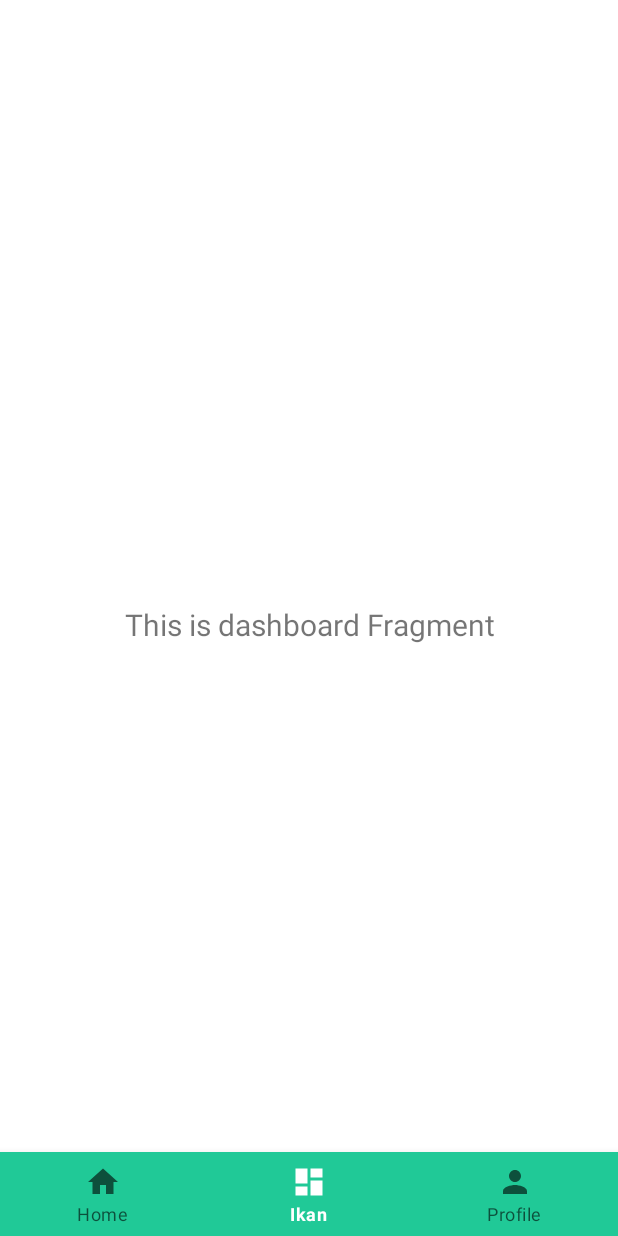
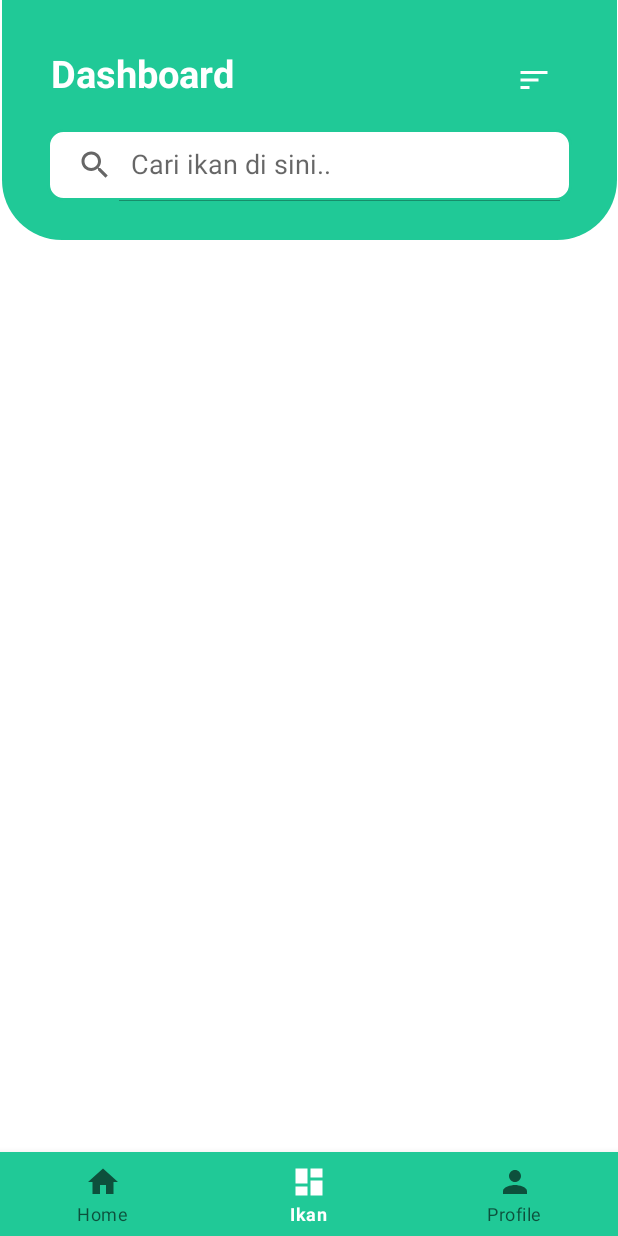
Before and after one commit to lalabib/I-Can, an Android app: the DashboardFragment screen opened through its navigation route, on a phone screen of 412 x 824 dp. Run offline under Robolectric (Android 15) with nearby library versions, the phone set to English and light mode, and no system bars; our stand-ins replace navigation-ui; libraries missing offline, so code that uses them is left out: com.denzcoskun.imageslider; 6 statements that could not run were skipped.

Commit message:
fragment_dashboard: initial layout set custom heeader, initial content_dashboard layout and included them to fragment_dashboard

```diff
--- /dev/null
+++ b/app/src/main/res/drawable/ic_sort.xml
@@ -0,0 +1,5 @@
+<vector android:autoMirrored="true" android:height="24dp"
+    android:tint="#ffffff" android:viewportHeight="24"
+    android:viewportWidth="24" android:width="24dp" xmlns:android="http://schemas.android.com/apk/res/android">
+    <path android:fillColor="@android:color/white" android:pathData="M3,18h6v-2L3,16v2zM3,6v2h18L21,6L3,6zM3,13h12v-2L3,11v2z"/>
+</vector>
--- /dev/null
+++ b/app/src/main/res/layout/content_dashboard.xml
@@ -0,0 +1,63 @@
+<?xml version="1.0" encoding="utf-8"?>
+<androidx.constraintlayout.widget.ConstraintLayout xmlns:android="http://schemas.android.com/apk/res/android"
+    xmlns:app="http://schemas.android.com/apk/res-auto"
+    xmlns:tools="http://schemas.android.com/tools"
+    android:layout_width="match_parent"
+    android:layout_height="match_parent"
+    tools:showIn="@layout/fragment_dashboard">
+
+    <TextView
+        android:id="@+id/tv_title"
+        android:layout_width="wrap_content"
+        android:layout_height="wrap_content"
+        android:layout_marginTop="20dp"
+        android:text="@string/dashboard"
+        android:textColor="@color/white"
+        android:textSize="25sp"
+        android:textStyle="bold"
+        app:layout_constraintBottom_toBottomOf="parent"
+        app:layout_constraintEnd_toEndOf="parent"
+        app:layout_constraintHorizontal_bias="0.01"
+        app:layout_constraintStart_toStartOf="@id/search_view"
+        app:layout_constraintTop_toTopOf="parent"
+        app:layout_constraintVertical_bias="0.015" />
+
+    <ImageButton
+        android:id="@+id/ic_filter"
+        android:layout_width="44dp"
+        android:layout_height="44dp"
+        android:layout_marginTop="20dp"
+        android:background="@null"
+        android:src="@drawable/ic_sort"
+        app:layout_constraintEnd_toEndOf="@id/search_view"
+        app:layout_constraintHorizontal_bias="0.99"
+        app:layout_constraintStart_toStartOf="parent"
+        app:layout_constraintTop_toTopOf="parent"
+        app:layout_constraintBottom_toBottomOf="parent"
+        app:layout_constraintVertical_bias="0.015"
+        tools:ignore="ContentDescription" />
+
+    <SearchView
+        android:id="@+id/search_view"
+        android:layout_width="350dp"
+        android:layout_height="wrap_content"
+        android:layout_marginTop="20dp"
+        android:background="@drawable/custom_searchview"
+        android:iconifiedByDefault="false"
+        android:queryHint="Cari ikan di sini.."
+        app:layout_constraintEnd_toEndOf="parent"
+        app:layout_constraintStart_toStartOf="parent"
+        app:layout_constraintTop_toBottomOf="@id/tv_title" />
+
+    <androidx.recyclerview.widget.RecyclerView
+        android:id="@+id/rv_dashboard"
+        android:layout_width="wrap_content"
+        android:layout_height="wrap_content"
+        android:layout_marginTop="33dp"
+        android:orientation="vertical"
+        app:layout_constraintEnd_toEndOf="parent"
+        app:layout_constraintStart_toStartOf="parent"
+        app:layout_constraintTop_toBottomOf="@id/search_view"
+        tools:listitem="@layout/item_list" />
+
+</androidx.constraintlayout.widget.ConstraintLayout>
--- a/app/src/main/res/layout/fragment_dashboard.xml
+++ b/app/src/main/res/layout/fragment_dashboard.xml
@@ -6,17 +6,17 @@
     android:layout_height="match_parent"
     tools:context=".ui.dashboard.DashboardFragment">
 
-    <TextView
-        android:id="@+id/text_dashboard"
-        android:layout_width="match_parent"
-        android:layout_height="wrap_content"
-        android:layout_marginStart="8dp"
-        android:layout_marginTop="8dp"
-        android:layout_marginEnd="8dp"
-        android:textAlignment="center"
-        android:textSize="20sp"
-        app:layout_constraintBottom_toBottomOf="parent"
+    <View
+        android:id="@+id/view"
+        android:layout_width="410dp"
+        android:layout_height="160dp"
+        android:background="@drawable/home_header"
         app:layout_constraintEnd_toEndOf="parent"
         app:layout_constraintStart_toStartOf="parent"
         app:layout_constraintTop_toTopOf="parent" />
+
+    <include
+        android:id="@+id/content_dashboard"
+        layout="@layout/content_dashboard" />
+
 </androidx.constraintlayout.widget.ConstraintLayout>
--- a/app/src/main/res/navigation/main_navigation.xml
+++ b/app/src/main/res/navigation/main_navigation.xml
@@ -18,7 +18,7 @@
         tools:layout="@layout/fragment_dashboard" />
 
     <fragment
-        android:id="@+id/navigation_pfofile"
+        android:id="@+id/navigation_profile"
         android:name="com.project.lalabib.ican.ui.profile.ProfileFragment"
         android:label="@string/title_notifications"
         tools:layout="@layout/fragment_profile" />
```
